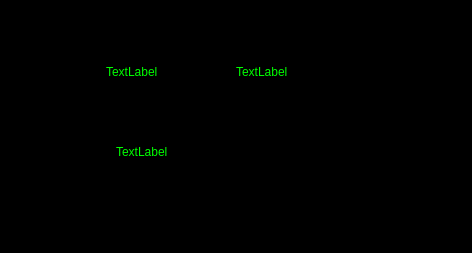
The window that Form/msvlcdnumclockwidget.ui (chengwjn/HSAOI_Demo) describes before a commit, drawn with Qt 5.
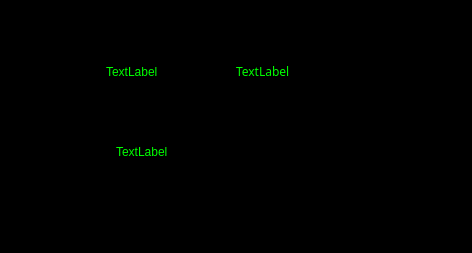
The same window after the commit.

```diff
--- a/Form/msvlcdnumclockwidget.ui
+++ b/Form/msvlcdnumclockwidget.ui
@@ -71,6 +71,11 @@
         <height>31</height>
        </rect>
       </property>
+      <property name="font">
+       <font>
+        <family>微软雅黑</family>
+       </font>
+      </property>
       <property name="styleSheet">
        <string notr="true">color: rgb(0, 255, 0);</string>
       </property>
```
